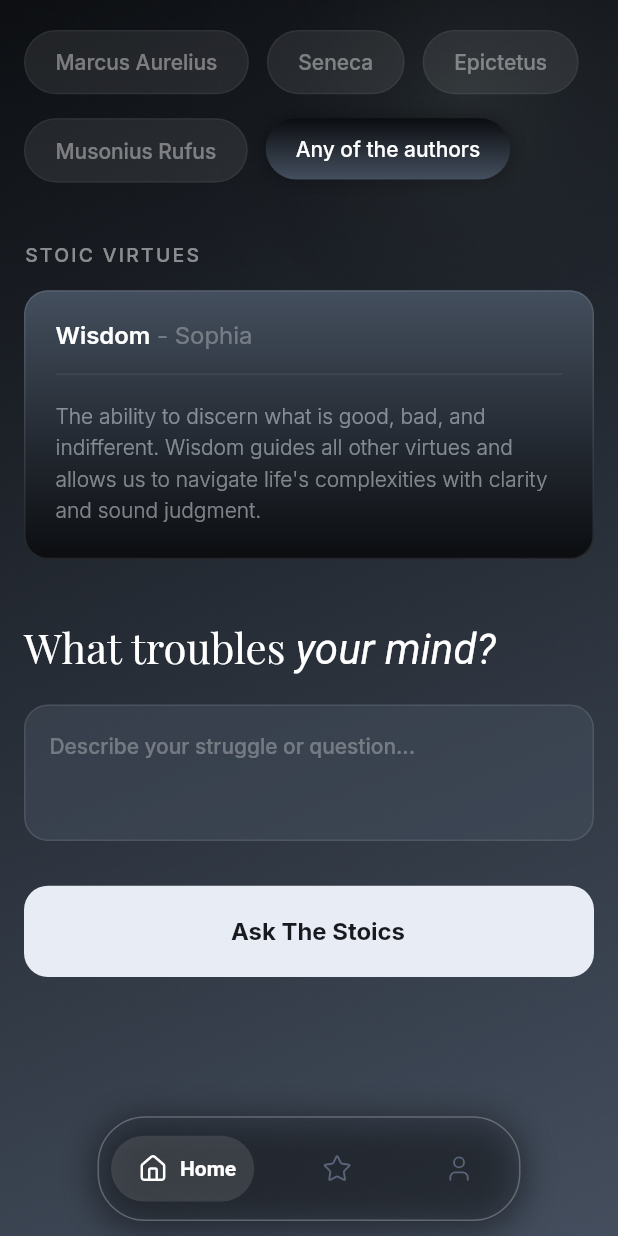
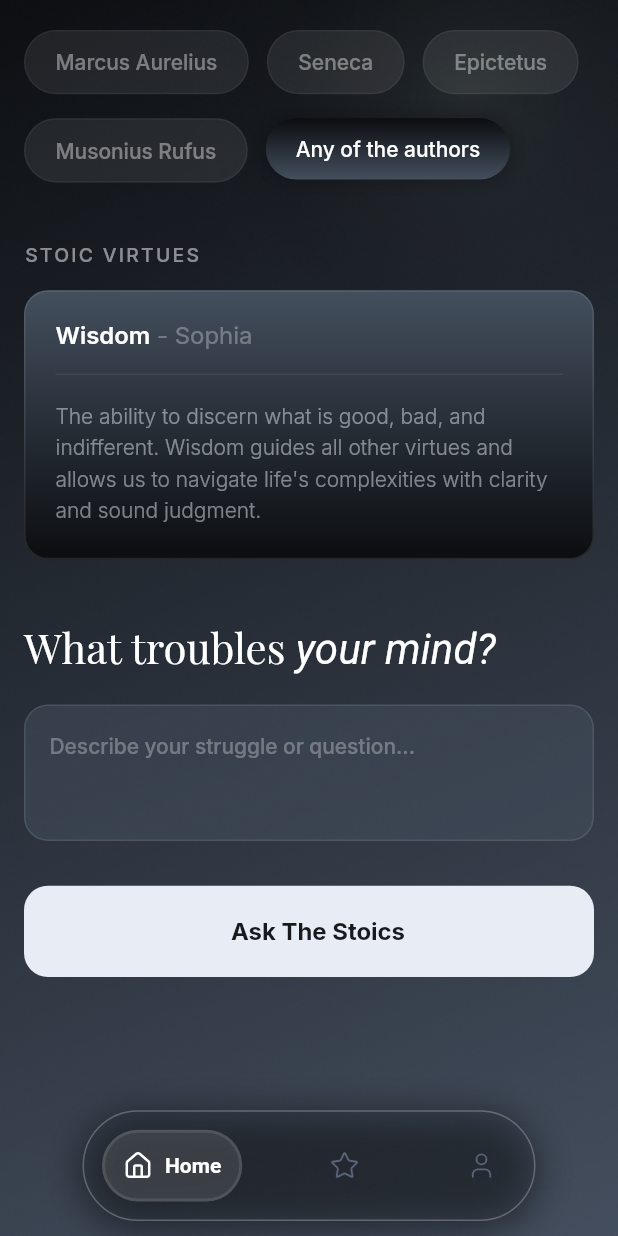
Before and after one commit to Webgenius0/nick_me_flutter, a Flutter app: the NavigationScreen screen opened by its route, on a phone screen of 412 x 824 dp. Run offline on Flutter 3.47's test engine with Material 3 defaults, Android fonts, the phone set to English and light mode, and no system bars; drawn by our look-alikes of auto_animated, google_nav_bar; our stand-ins replace device_preview, dio, flutter_screenutil, flutter_secure_storage, flutter_svg, fluttertoast and 9 more; missing offline and left inert: dotlottie_loader; accounts and stored records are empty; network calls fail.

Commit message:
update navbar

```diff
--- a/lib/feature/profile/data/rx_profile_data_get/rx.dart
+++ b/lib/feature/profile/data/rx_profile_data_get/rx.dart
@@ -15,7 +15,7 @@ final class ProfileDataRX extends RxResponseInt<ProfileDataGetModel> {
     try {
       ProfileDataGetModel data = await api.profileDataGet();
       handleSuccessWithReturn(data);
-      ToastUtil.showShortToast('Profile data fetched successfully');
+      // ToastUtil.showShortToast('Profile data fetched successfully');
       return true;
     } catch (error) {
       return handleErrorWithReturn(error);
--- a/lib/navigation_screen.dart
+++ b/lib/navigation_screen.dart
@@ -84,11 +84,11 @@ class _NavigationScreenState extends State<NavigationScreen> {
         body: IndexedStack(index: _currentIndex, children: _screens),
         bottomNavigationBar: SafeArea(
           child: Padding(
-            padding: EdgeInsets.symmetric(horizontal: 65.w, vertical: 10.h),
+            padding: EdgeInsets.symmetric(horizontal: 55.w, vertical: 10.h),
             child: Container(
               decoration: BoxDecoration(
                 color: AppColor.c444F5E.withValues(alpha: 0.05),
-                borderRadius: BorderRadius.circular(32.r),
+                borderRadius: BorderRadius.circular(100.r),
                 border: Border.all(
                   color: AppColor.cFFFFFF.withValues(alpha: 0.25),
                   width: 1.w,
@@ -113,11 +113,14 @@ class _NavigationScreenState extends State<NavigationScreen> {
                   onTabChange: onItemTapped,
                   tabs: [
                     GButton(
+                      border: Border.all(color: Colors.transparent),
+                      activeBorder: Border.all(
+                        color: AppColor.cFFFFFF.withValues(alpha: 0.1),
+                        width: 2.w,
+                      ),
                       padding: EdgeInsets.all(12.0),
-                      margin: EdgeInsets.all(8.0),
-                      leading: Padding(
-                        padding: EdgeInsets.only(left: 6.h),
-                        child: SvgPicture.asset(
+                      margin: EdgeInsets.all(12.0),
+                      leading: SvgPicture.asset(
                         AppIcons.home,
                         color: _currentIndex == 0
                             ? AppColor.cFFFFFF
@@ -125,13 +128,17 @@ class _NavigationScreenState extends State<NavigationScreen> {
                         height: 20.h,
                         width: 20.w,
                       ),
-                      ),
                       icon: Icons.home,
                       text: 'Home',
                     ),
                     GButton(
+                      border: Border.all(color: Colors.transparent),
+                      activeBorder: Border.all(
+                        color: AppColor.cFFFFFF.withValues(alpha: 0.1),
+                        width: 2.w,
+                      ),
                       padding: EdgeInsets.all(12.0),
-                      margin: EdgeInsets.all(12.0),
+                      // margin: EdgeInsets.all(12.0),
                       leading: SvgPicture.asset(
                         AppIcons.star,
                         color: _currentIndex == 1
@@ -144,18 +151,20 @@ class _NavigationScreenState extends State<NavigationScreen> {
                       text: 'Saved',
                     ),
                     GButton(
+                      border: Border.all(color: Colors.transparent),
+                      activeBorder: Border.all(
+                        color: AppColor.cFFFFFF.withValues(alpha: 0.1),
+                        width: 2.w,
+                      ),
                       padding: EdgeInsets.all(12.0),
                       margin: EdgeInsets.all(12.0),
-                      leading: Padding(
-                        padding: EdgeInsets.only(right: 6.h),
-                        child: SvgPicture.asset(
+                      leading: SvgPicture.asset(
                         AppIcons.profile,
                         color: _currentIndex == 2
                             ? AppColor.cFFFFFF
                             : AppColor.c5A6478,
                         height: 20.h,
                         width: 20.w,
-                        ),
                       ),
                       icon: Icons.home,
                       text: 'Profile',
--- a/lib/networks/api_acess.dart
+++ b/lib/networks/api_acess.dart
@@ -6,6 +6,7 @@ import 'package:nick_me/feature/auth/data/rx_reset_password/rx.dart';
 import 'package:nick_me/feature/auth/data/rx_signup/rx.dart';
 import 'package:nick_me/feature/auth/data/rx_otp_verify_signup/rx.dart';
 import 'package:nick_me/feature/profile/data/rx_profile_data_get/rx.dart';
+import 'package:nick_me/feature/profile/data/rx_profile_data_update/rx.dart';
 import 'package:nick_me/feature/profile/model/profile_data_get_model.dart';
 import 'package:rxdart/rxdart.dart';
 
@@ -39,3 +40,7 @@ ProfileDataRX getProfileDataRXObj = ProfileDataRX(
   empty: ProfileDataGetModel(),
   dataFetcher: BehaviorSubject<ProfileDataGetModel>(),
 );
+UpdateProfileRx getUpdateProfileRxObj = UpdateProfileRx(
+  empty: {},
+  dataFetcher: BehaviorSubject<Map>(),
+);
--- a/lib/networks/endpoints.dart
+++ b/lib/networks/endpoints.dart
@@ -30,7 +30,7 @@ final class Endpoints {
   static String resetPassrod() => "/auth/reset-password";
   static String resendOtp() => "/auth/resend-otp";
   static String getUserProfile() => "/user/user-info";
-
+  static String updateProfile() => "/user/update-profile";
   // static String emailOtpForgetPass() => "/auth/verify-otp";
 
   static String destinationsList({
```
Also changed, not shown: lib/feature/profile/data/rx_profile_data_update/api.dart (+35 -92 lines), lib/feature/profile/data/rx_profile_data_update/rx.dart (+42 -84 lines), lib/feature/profile/presentation/edit_profile_screen.dart (+37 -7 lines), lib/main.dart (+6 -6 lines), 1 other file. Lines whose indentation alone changed are shown as unchanged.
